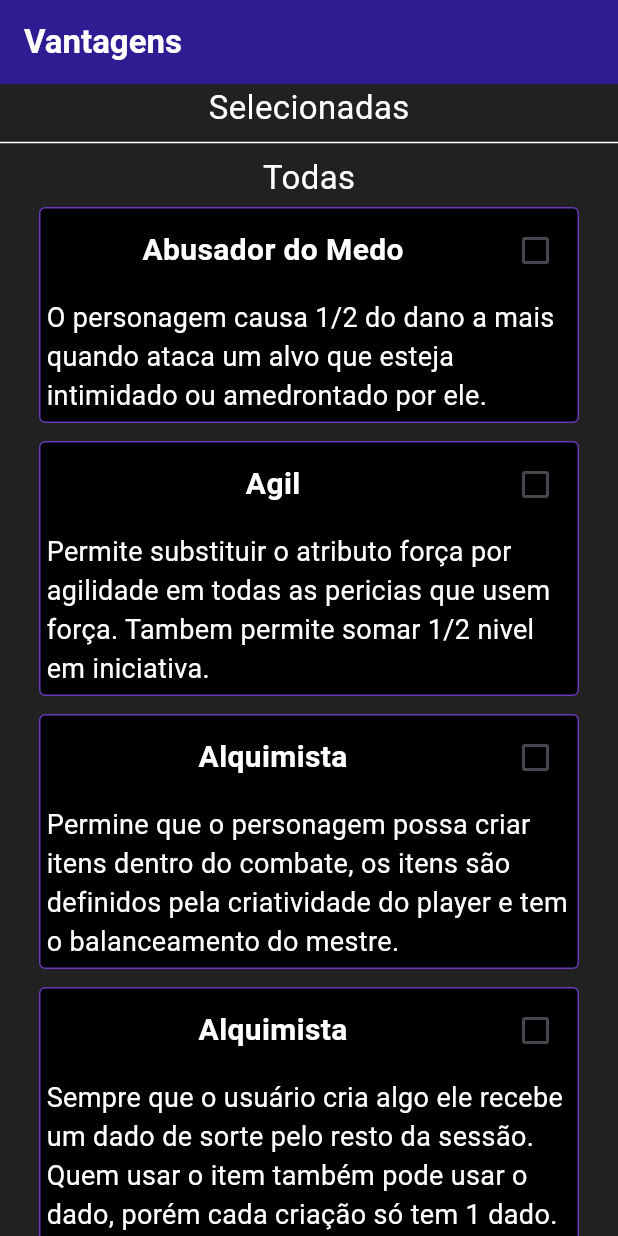
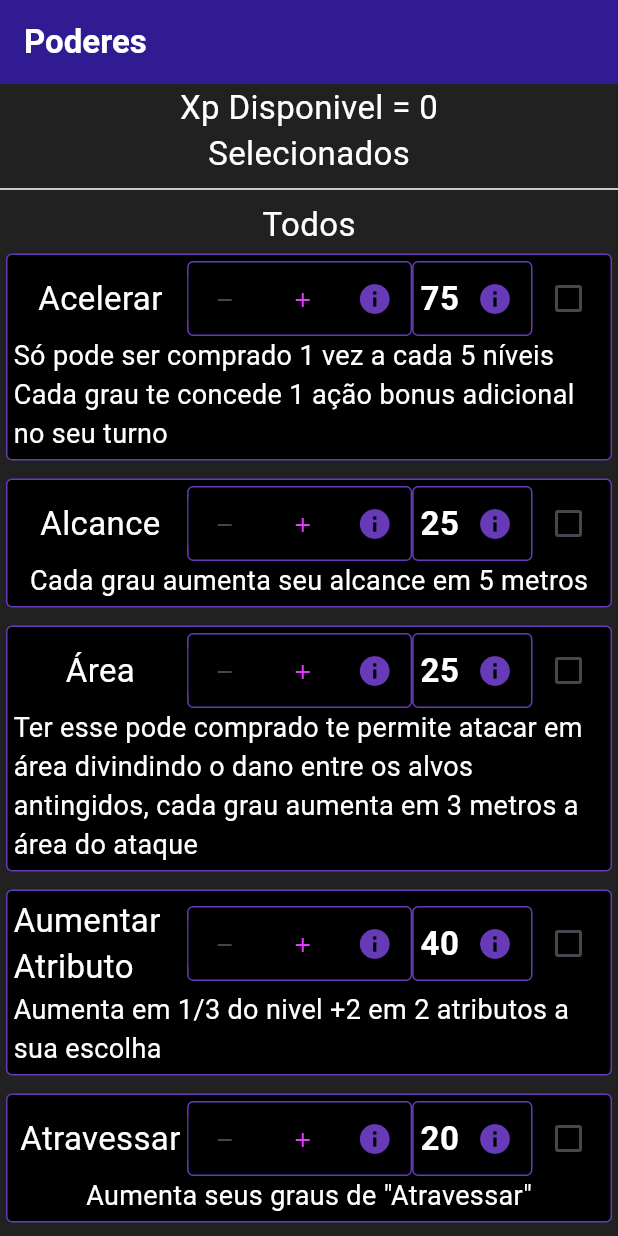
Before and after one commit to HugoGuilhermeSilva/FichasRPG, a Flutter app: the screen it shows after launch, on a phone screen of 412 x 824 dp. Run offline on Flutter 3.47's test engine with Material 3 defaults, Android fonts, the phone set to English and light mode, and no system bars; drawn by our look-alikes of flutter_spinbox.

Commit message:
tela de poderes v1 pronta.

```diff
--- /dev/null
+++ b/devtools_options.yaml
@@ -0,0 +1,3 @@
+description: This file stores settings for Dart & Flutter DevTools.
+documentation: https://docs.flutter.dev/tools/devtools/extensions#configure-extension-enablement-states
+extensions:
--- a/lib/common/power_box_widget.dart
+++ b/lib/common/power_box_widget.dart
@@ -0,0 +1,128 @@
+import 'package:flutter/material.dart';
+import 'package:flutter_spinbox/material.dart';
+
+class PowerCards extends StatelessWidget{
+  final String name;
+  final String description;
+  final bool selected;
+  final int cost;
+  final ValueChanged<bool?> onChanged;
+
+  const PowerCards({
+    required this.name,
+    required this.description,
+    required this.cost,
+    required this.selected,
+    required this.onChanged,
+    super.key
+});
+  @override
+  Widget build(BuildContext context){
+    return Container(
+      padding: EdgeInsets.all(4),
+      margin: EdgeInsets.all(4),
+      decoration: BoxDecoration(
+        border: Border.all(color: Colors.deepPurple),
+        borderRadius: BorderRadius.circular(4),
+        color: Colors.black
+      ),
+      child: Column(
+        mainAxisAlignment: MainAxisAlignment.start,
+        children: [
+          ConstrainedBox(
+            constraints: BoxConstraints(
+              maxWidth: 400,
+            ),
+            child: Row(
+              children: [
+                Expanded(child: Center(
+                  child: Text(name,style: TextStyle(color: Colors.white, fontSize: 22),),
+                )),
+                Container(
+                  margin: EdgeInsets.all(0),
+                  padding: EdgeInsets.all(0),
+                  decoration: BoxDecoration(
+                    borderRadius: BorderRadius.circular(4),
+                    border: Border.all(color: Colors.deepPurple),
+                    color: Colors.black
+                  ),
+                  child: Row(
+                    mainAxisAlignment: MainAxisAlignment.start,
+                    children: [
+                      SizedBox(
+                        width: 100,
+                        height: 30,
+                        child: SpinBox(
+                          min: 0,
+                          max: 500,
+                          step: 1,
+                          decimals: 0,
+                          showButtons: true,
+                          textStyle: TextStyle(color: Colors.white, fontSize: 16,),
+                          iconColor: WidgetStateProperty.all(Colors.purpleAccent),
+                          iconSize: 16,
+                          spacing: 0,
+                          textAlign: TextAlign.center,
+                          decoration: InputDecoration(
+                          border: InputBorder.none,
+                          enabledBorder: InputBorder.none,
+                          focusedBorder: InputBorder.none,
+                          filled: true,
+                          fillColor: Colors.black,
+                          contentPadding: EdgeInsets.symmetric(vertical: 16, horizontal: 0),
+                        ),
+                        ),
+                      ),
+                      Tooltip(
+                        message: 'Graus comprados',
+                        child: IconButton(onPressed: (){}, icon: Icon(Icons.info, color: Colors.deepPurple,)),
+                      ),
+                    ],
+                  )
+                ),
+                Container(
+                margin: EdgeInsets.all(0),
+                padding: EdgeInsets.all(0),
+                decoration: BoxDecoration(
+                borderRadius: BorderRadius.circular(4),
+                border: Border.all(color: Colors.deepPurple),
+                color: Colors.black
+                ),
+                  child: Row(
+                    mainAxisAlignment: MainAxisAlignment.start,
+                    children: [
+                      SizedBox(width: 4.5,),
+                      Text(cost.toString(), style: TextStyle(fontSize: 22, fontWeight: FontWeight.bold, color: Colors.white),),
+                      Tooltip(
+                        message: 'Custo',
+                        child: IconButton(onPressed: (){}, icon: Icon(Icons.info, color: Colors.deepPurple,)),
+                      ),
+                    ],
+                  ),
+                ),
+                Checkbox(value: selected, onChanged: onChanged),
+              ],
+            ),
+          ),
+          ConstrainedBox(constraints: BoxConstraints(
+            maxWidth: 400,
+          ),
+            child: Text(description, style: TextStyle(color: Colors.white, fontSize: 18),),
+          )
+        ],
+      ),
+    );
+  }
+}
+class Powers{
+  final String name;
+  final String description;
+  final int cost;
+  bool selected;
+  Powers({
+    required this.name,
+    required this.description,
+    required this.cost,
+    this.selected = false,
+});
+}
--- a/lib/main.dart
+++ b/lib/main.dart
@@ -1,3 +1,4 @@
+import 'package:fichas/screens/atributes_screen.dart';
 import 'package:flutter/material.dart';
 //import 'package:provider/provider.dart';
 //import 'package:fichas/models/atributes.dart';
@@ -6,6 +7,8 @@ import 'package:fichas/common/attribute_box_widget.dart';
 import 'package:fichas/common/expertise_box_widget.dart';
 import 'package:fichas/common/advantages_widget.dart';
 import 'package:fichas/screens/advantagens_screen.dart';
+import 'package:fichas/screens/powers_screen.dart';
+import 'package:fichas/common/power_box_widget.dart';
 
 void main() {
   runApp(MyApp());
@@ -18,7 +21,7 @@ class MyApp extends StatelessWidget{
     return MaterialApp(
       title: 'teste',
       theme: ThemeData(primaryColor: Colors.white),
-      home: const AdvantagesScreen(),
+      home: const PowerScreen(),
     );
   }
 }
--- /dev/null
+++ b/lib/screens/powers_screen.dart
@@ -0,0 +1,160 @@
+import 'package:flutter/material.dart';
+import 'package:fichas/common/power_box_widget.dart';
+
+class PowerScreen extends StatefulWidget{
+  const PowerScreen({super.key});
+  @override
+  State<PowerScreen> createState() => _PowerScreenState();
+}
+class _PowerScreenState extends State<PowerScreen>{
+  List<Powers> allPowers = [
+    Powers(name: 'Acelerar', description: 'Só pode ser comprado 1 vez a cada 5 níveis\nCada grau te concede 1 ação bonus adicional no seu turno', cost: 75),
+    Powers(name: 'Alcance', description: 'Cada grau aumenta seu alcance em 5 metros', cost: 25),
+    Powers(name: 'Área', description: 'Ter esse pode comprado te permite atacar em área divindindo o dano entre os alvos antingidos, cada grau aumenta em 3 metros a área do ataque', cost: 25),
+    Powers(name: 'Aumentar Atributo', description: 'Aumenta em 1/3 do nivel +2 em 2 atributos a sua escolha', cost: 40),
+    Powers(name: 'Atravessar', description: 'Aumenta seus graus de "Atravessar"', cost: 20),
+    Powers(name: 'Atravessar Resistencias', description: 'Voce consegue ignorar graus de defender do alvo iguais aos seus graus de atravessar', cost: 60),
+    Powers(name: 'Atravessar Ataque', description: 'Com sua reação voce pode ignorar graus de dano de quem estiver te atacando iguais aos seus graus de atravessar', cost: 60),
+    Powers(name: 'Forma da Criatura', description: 'Voce se transforma em uma criatura da ficção recebendo 1/4 do nivel +1 em 2 atributos a sua escolha, tambem recebe seu nivel em graus de dano', cost: 120),
+    Powers(name: 'Passiva da Criatura', description: 'Recebe uma passiva adicional baseada na criatura', cost: 120),
+    Powers(name: 'Habilidade de Criatura', description: 'Recebe uma habilidade da criatura', cost: 120),
+    Powers(name: 'Comunicar', description: 'Voce tem a capacidade de se comunicar de outras formas alem da fala', cost: 10),
+    Powers(name: 'Controlar Densidade', description: 'Limite de compra igual ao nível do personagem\nPermite passar o valor de um atributo para outro usando uma acção bonus para cada ponto passado, o limite desse valor é igual aos graus de denisdade', cost: 80),
+    Powers(name: 'Tecnocinese', description: 'Permite criar uma ou alterar uma maquina usando recursos ao seu redor ou seu proprio corpo(caso seja possivel), o que a maquina faz deve ser combinado com o mestre', cost: 60),
+    Powers(name: 'Mente Cibernética', description: 'Permite que voce invada sistemas com a sua mente substituindo testes de pericia por uma jogada de ataque', cost: 60),
+    Powers(name: 'PEM', description: 'Permite que voce use um ataque que atinge uma área igual aos seus graus de área que causa dano dobrado em qualquer coisa tecnologica e as desliga com um teste de vontade cd inteligencia + 1/2 nivel', cost: 60),
+    Powers(name: 'Pente de RAM', description: 'Faz com que voce tenha um pente de ran que é igual ao dobro da sua inteligencia, ter RAM te permite usar hacks rapidos, voce regenera 1/8 de RAM por tuno por cada grau deste poder', cost: 20),
+    Powers(name: 'Curto Circuito', description: '4 DE RAM\n Usa um ataque para descarregar uma corrente eletrica nos circuitos ou no cerebro do alvo fazendo quem que ele recebe +4 de dano por grau de dano recebido por 1 rodada.', cost: 60),
+    Powers(name: 'Desabilitar Arma', description: '6 DE RAM\nVoce usa um ataque para causar uma interferencia eletrica que pode atingir o cerebro ou os sistemas do alvo fazendo que ele solte a arma que esta usando ou tenha desvantagem em ataques no proximo turno', cost: 60),
+    Powers(name: 'Esgotamento de Sinápse', description: '10 DE RAM\nO alvo faz um teste de vontade contra seu ataque, caso falhe ele perde 10% da vida maxima e metade da sua vontade total até o final do seu proximo turno', cost: 60),
+    Powers(name: 'Reiniciar Optica', description: '6 DE RAM\nVoce cega o alvo fazendo com que tenha vantagem nos ataques contra ele a menos que ele tenha detectar.', cost: 60),
+    Powers(name: 'Defeito de Cibernética', description: '10 DE RAM\nVoce faz um ataque contra a força de vontade do alvo, caso acerte voce desabilita todos os poderes de arvores do alvo por 1 turno.', cost: 60),
+    Powers(name: 'Aprimoramento Cibernetico', description: '4 DE RAM MAXIMA\nRecebe graus de dano iguais aos seus graus de RAM', cost: 60),
+    Powers(name: 'Turbinagem', description: '4 DE RAM\nUsa uma ação bonus para receber 1/4 da sua inteligencia como acerto e 3x ela em vida temporaria por 2 turnos', cost: 60),
+    Powers(name: 'Corta Cura', description: 'Faz com que o alvo cure 1/4 a menos para cada grau comprado', cost: 100),
+    Powers(name: 'Cura', description: 'Usa uma ação para curar em 1d6 para cada grau de cura', cost: 15),
+    Powers(name: 'Dano', description: 'Causa 1d6 de dano para cada grau comprado em um ataque', cost: 15),
+    Powers(name: 'Dano por Turno', description: 'Causa 1d4 de dano no alvo toda vez que um turno se passa no combrat por até 1/4 dos graus comprados de dano por turno de vezes', cost: 15),
+    Powers(name: 'Defender', description: 'Reduz o dano recebido de um ataque em 2 para cada grau comprado', cost: 15),
+    Powers(name: 'Desintegrar', description: 'Permite ao usuário destruir equipamentos dos inimigos mais facilmente, caso o ataque passe da vontade do criador +10 + o tier do item ele é destruido', cost: 100),
+    Powers(name: 'Clone', description: 'Permite ao usuário criar um cole de si mesmo, que possui metade da sua ficha', cost: 600),
+    Powers(name: 'Substituição', description: 'Permite fazer com que seu clone recebe todos os ataques por voce, caso seu clone seja destruido dessa forma ele não pode mais ser refeito até o final da cena', cost: 400),
+    Powers(name: 'Auxiliar', description: 'Pode abrir mão das ações do clone para ter vantagem nas suas até o final do turno', cost: 400),
+    Powers(name: 'Desacelerar', description: 'O alvo perde 1 de esquiva / bloqueio por rodada', cost: 100),
+    Powers(name: 'Desacordar', description: 'Caso seu ataque seja um critico voce pode fazer com que o alvo role um teste de vontade caso falhe ele dorme por 1 rodada.', cost: 100),
+    Powers(name: 'Detectar', description: 'Te permite enxergar por todo seu alcance coisas relacionadas ao seu poder.', cost: 100),
+    Powers(name: 'Esconder', description: 'Voce pode com uma reação se esconder por 1 rodada não podendo ser alvo de nd ate ela acabar.(teste de furtuvidade).', cost: 100),
+    Powers(name: 'Paralizar', description: 'Caso seu ataque seja um critico pode givar o dano do critico para tentar paralizar o alvo, fazendo que ele faça um teste de vontade caso falhe ele fica paralizado por 1 rodada.', cost: 100),
+    Powers(name: 'Escalonamento', description: 'Permite que voce defina uma condição em conjunto com o mestre, toda vez que essa condição é cumprida voce recebe graus em até 2 poderes a sua escolha.\nMenos escalonamento, acerto, bloqueio, esquiva, combate mental, e nenhum atributo a não ser vigor', cost: 80),
+    Powers(name: 'Imunidade', description: 'Permite que voce escolha um tipo de dano ppara cada grau desse poder comprado, voce passa a receber metade do dano deles', cost: 80),
+    Powers(name: 'Teleporte', description: 'Permite ao usuario se teleportar usando seus graus de alcance ou mover-se como distancia maxima. Tambem permite que o usuario leve pessoas com ele com a mesma regra de mover algo.', cost: 80),
+    Powers(name: 'Manipulação Elemental', description: 'Representa seus graus de Manipulação Elementalç', cost: 50),
+    Powers(name: 'Golpe elemental', description: 'Permite aplicar seu poder elemental em seu ataque aplicando metade dos seus graus de manipulação elemental no dano. (Manipulação 6 adiciona 3d6 no dano)', cost: 80),
+    Powers(name: 'Aprimoramento elemental', description: 'Permite o personagem aprimorar seus ataques mais ainda somando o dobro de seus graus em Dano fixo (Manipulação 5 soma 10 no dano fixo)', cost: 80),
+    Powers(name: 'Esfera elemental', description: 'Aumenta o multiplicador de critico em 1', cost: 80),
+    Powers(name: 'Prisão elemental', description: 'O personagem pode fazer um ataque contra a esquiva do personagem para restringi-lo com o elemento. Caso acerte o alvo fica preso tendo seu movimento zerado, perde suas reações e ele fica limitada a uma ação por turno. O alvo pode fazer um Clash de ataque contra o personagem para se libertar no começo de seu turno, caso ele ganhe ele se liberta e seu turno segue normalmente, caso ele perca ele permanece preso.', cost: 80),
+    Powers(name: 'Fisiologia elemental', description: 'Permite ao personagem transformar seu corpo no elemento para evitar ataques ou se esgueirar por locais pequenos. O personagem pode gastar sua reação para diminuir seu grau de manipulação elemental na rolagem de dano de um inimigo que tenha o acertado.', cost: 80),
+    Powers(name: 'Zona elemental', description: 'Permite o personagem moldar o ambiente ao redor para potencializar seu poder elemental. O personagem pode gastar uma ação bônus para criar uma área de 6 metros + seu grau de área caso tenha. Dentro da área ele recebe os seguintes benefícios: Recebe Mover-se e Defender iguais seus graus de manipulação elemental.', cost: 80),
+    Powers(name: 'Consumir elemento', description: 'Permite usar uma ação para se curar em 5 por grau de manipulação elemental.', cost: 80),
+    Powers(name: 'Moldar grandes quantidades', description: 'O personagem pode controlar grandes quantidade do elemento e manipular o estado da matéria do elemento para criar pontes, mover o elemento ou apagar ele, objetos e abrir caminhos na área com o elemento. O personagem recebe graus de Alcance ou Área de efeito igual ao grau de manipulação elemental.', cost: 80),
+    Powers(name: 'Barreira elemental', description: 'Permite gastar uma reação para criar uma barreira com seu elemental para você ou um aliado dando a ele 5 de vida temporária por grau de manipulação durante 1 turno.', cost: 80),
+    Powers(name: 'Mestre elemental', description: 'O controle do elemento do personagem é elevado a seu potencial maior concedendo ao personagem uma habilidade elemental única ao elemento controlado.', cost: 80),
+    Powers(name: 'Gravidade', description: 'Representa seus graus de gravidade comprados, lembrando que cada poder tambem conta como 1 grau', cost: 40),
+    Powers(name: 'Aumento de Força G', description: 'Sempre que seu ataque atinge o alvo ele perde 1/4 do deslocamento.', cost: 80),
+    Powers(name: 'Manipulação Gravitacional', description: 'Permite o personagem manipular a gravidade ao seu redor a vontade recebendo metade dos seus graus de gravidade em mover algo.', cost: 80),
+    Powers(name: 'Amplificação Gravitacional', description: 'Recebe graus de dano iguais a metade dos seus graus de gravidade.', cost: 80),
+    Powers(name: 'Agravamento', description: 'Recebe dano fixo igual a sua manipulação gravitacional total.', cost: 80),
+    Powers(name: 'MUGEN', description: 'O personagem pode usar sua reação para criar uma barreira invisível entre ele e seu oponente bloqueando completamente o dano de 1 ataque.', cost: 80),
+    Powers(name: 'Ancora Gravitacional', description: 'Recebe metade da sua manipulação gravitacional em mover-se.', cost: 80),
+    Powers(name: 'Gravidade Pessoal', description: 'Recebe defender igual a metade dos seus graus de gravidade.', cost: 80),
+    Powers(name: 'Mover-se', description: 'Cada grau aumenta seu deslocamento em 5 metros', cost: 25),
+    Powers(name: 'Mover-Algo', description: 'Permite que voce carregue coisas com seu poder, voce pode carregar 1 coisa de tamanho até médio por grau de mover algo, a distancia que voce pode mover é igual ao seu alcance, sua área ou seu deslocamento', cost: 25),
+    Powers(name: 'Voar', description: 'Recebe deslocamento de voo igual ao seu normal', cost: 20),
+    Powers(name: 'Pular', description: 'Permite que voce pule até 2x o seu deslocamento usando 1 ação de movimento', cost: 20),
+    Powers(name: 'Percepção Acelerada', description: 'Recebe 1/5 do seu mover-se em prontidão e procurar.', cost: 80),
+    Powers(name: 'Reflexos Melhorados', description: 'Recebe +1 de Atravessar e iniciativa a cada 3 de mover-se.', cost: 80),
+    Powers(name: 'Força de Aceleração', description: 'Recebe 1/8 da agilidade em reações e ações bônus.', cost: 80),
+    Powers(name: 'Pensamento Rapido', description: 'Recebe 1/4 do mover-se em testes de inteligencia.', cost: 80),
+    Powers(name: 'Imparavel', description: 'Quando alvo de um efeito que diminui seu deslocamento recebe 1 ação de movimento adicional e o efeito é cortado pela metade.', cost: 80),
+    Powers(name: 'Metamorfose', description: 'Permite o personagem assumir formas que podem auxiliar ele durante a luta.\n\nForma Ágil: Voce recebe 1/2+2 nível em agilidade.\nForma Feroz: Voce recebe 1/2+2 nível em força.\nForma Resistente: Voce recebe seu nível em bloqueio / esquiva.\nForma Sorrateira: Voce recebe a habilidade de usar o ataque furtivo do ladino alem de 1/3+2 nível de acerto.\nForma Veloz: Voce recebe mover-se igual ao seu nível e 1/3+2 nível em acerto.', cost: 50),
+    Powers(name: 'Anular', description: 'Permite que voce anule 1/4 dos graus de um poder de um inimigo sempre que atinge ele', cost: 100),
+    Powers(name: 'Regeneração', description: 'Permite que voce se cure em 1 para cada grau de regeneração toda vez que um turno se passa no combate', cost: 15),
+    Powers(name: 'Tranferir', description: 'Com uma ação bonus voce pode transferir 1 grau de um poder para outro, voce pode fazer isso até o seu grau de transferir de vezes', cost: 25),
+    Powers(name: 'Som', description: 'Representa quantos graus de som voce tem comprado', cost: 40),
+    Powers(name: 'Aceleração Sonora', description: 'Recebe mover-se igual ao seu grau de som.', cost: 80),
+    Powers(name: 'Intensificação Sonora', description: 'Recebe graus de dano iguais aos seus graus de som.', cost: 80),
+    Powers(name: 'Reverberação', description: 'Para cada alvo atingido no ataque o dano aumenta em 1/4.', cost: 80),
+    Powers(name: 'Anulação Sonora', description: 'Os alvos atingidos pelos seus ataques perdem 1 de percepção por rodada conforme perdem a audição.', cost: 80),
+    Powers(name: 'Silenciar', description: 'O alvo faz um teste de prontidão. Caso falhe ele fica silenciado, caso ele tente falar ele recebe 1 ataque seu com dano maximizado.', cost: 80),
+    Powers(name: 'Anulação Sonora', description: 'Recebe 1/4 dos seus graus de som em furtividade.', cost: 80),
+    Powers(name: 'Ecolocalização', description: 'Recebe 1/6 dos graus de som em procurar, rastrear e prontidão.', cost: 80),
+    Powers(name: 'Terremoto', description: 'Caso seu ataque seja um crítico pode converter esse crítico para um terremoto causando o dano dele em uma área igual seu grau de som.', cost: 80),
+    Powers(name: 'Tempo', description: "Representa quantos graus de tempo voce tem comprados", cost: 40),
+    Powers(name: 'Existência Fora do Fluxo', description: 'O personagem é imune a mudanças na linha do tempo e sabe quando elas acontecem.', cost: 100),
+    Powers(name: 'Rebobinar', description: 'Pode gastar todo seu turno para voltar a como estava no inicio do combate. (1 vez por combate)', cost: 100),
+    Powers(name: 'Quebra no tempo', description: 'Permite ao usuário causar dano adicional em todos os ataques igual ao seu grau de tempo.', cost: 100),
+    Powers(name: 'Prever', description: 'O player pode tentar adivinhar algo na sessão. Se de fato acontecer, recebe 1 ponto heroico.', cost: 100),
+    Powers(name: 'Isolamento Temporal', description: 'Com uma ação voce se para no tempo, não podendo agir mas também não podendo ser alvejado até que ele acabe. Dura até 6 turnos.', cost: 100),
+    Powers(name: 'Congelamento Temporal', description: 'Pode gastar todo seu turno para parar o inimigo no tempo por até 1 minuto.', cost: 100),
+    Powers(name: 'Postura Defensiva', description: 'Permite usar uma ação e receber +2 de bloqueio e esquiva até o final da cena', cost: 40),
+    Powers(name: 'Resistir', description: 'Permite ao personagem que continue de pe depois de sua vida cair a baixo de 0 enquanto estiver consciente e em combate, o personagem pode resistir a até 1/4 da vida negativa por grau comprado', cost: 150),
+    Powers(name: 'Sentidos Melhorados', description: 'O personagem aumenta em 1/3 do nivel seu bonus em todas as pericias pelo resto da ceno ou entrar em combate', cost: 80),
+    Powers(name: 'Telecinese', description: 'Representa seus graus comprados de Telecinese', cost: 40),
+    Powers(name: 'Proteção', description: 'Recebe defender igual a metade dos graus de telecinese.', cost: 80),
+    Powers(name: 'Agressão', description: 'Recebe dano igual a metade dos graus de telecinese.', cost: 80),
+    Powers(name: 'Mente Afiada', description: 'Permite somar a inteligência ou vontade como dano fixo nos ataques.', cost: 80),
+    Powers(name: 'Detecção Aprimorada', description: 'Voce não pode ser surpreendido.', cost: 80),
+    Powers(name: 'Chamado de Arma', description: 'Pode convocar sua arma de qualquer lugar.', cost: 80),
+    Powers(name: 'Telepatico', description: 'Permite conversar com qualquer pessoa por pensamento, também permite fazer um clash contra o alvo, se passar pode ler suas memorias pelo restante do turno.', cost: 80),
+    Powers(name: 'Vampirismo', description: 'Permite se curar em 1/4 do dano causado por grau de vampirismo', cost: 100),
+  ];
+  @override
+  Widget build(BuildContext context){
+    final selected = allPowers.where((a) => a.selected).toList();
+    final general = allPowers.where((a) => !a.selected).toList();
+    return Scaffold(
+      appBar: AppBar(title: Text('Poderes', style: TextStyle(color: Colors.white, fontWeight: FontWeight.bold,),),backgroundColor: Colors.deepPurple[900],),
+      backgroundColor: Colors.grey[900],
+      body: SingleChildScrollView(
+        child: Column(
+          children: [
+            Text('Xp Disponivel = 0', style: TextStyle(color: Colors.white, fontSize: 22,),textAlign: TextAlign.end,),
+            Text('Selecionados', style: TextStyle( color: Colors.white, fontSize: 22),),
+            Wrap(
+                spacing: 4,
+                runSpacing: 4,
+                children: selected.map((a) =>
+                    PowerCards(
+                      name: a.name,
+                      cost: a.cost,
+                      description: a.description,
+                      selected: a.selected,
+                      onChanged: (val){
+                        setState(() => a.selected = val ?? false);
+                      },
+                    )
+                ).toList()
+            ),
+            Divider(color: Colors.white,),
+            Text('Todos', style: TextStyle(color: Colors.white, fontSize: 22),),
+            Wrap(
+                spacing: 4,
+                runSpacing: 4,
+                children: general.map((a) =>
+                    PowerCards(
+                      name: a.name,
+                      description: a.description,
+                      selected: a.selected,
+                      cost: a.cost,
+                      onChanged: (val){
+                        setState(() => a.selected = val ?? false);
+                      },
+                    )
+                ).toList()
+            ),
+          ],
+        ),
+      ),
+    );
+  }
+}
--- a/pubspec.yaml
+++ b/pubspec.yaml
@@ -33,6 +33,7 @@ dependencies:
   # The following adds the Cupertino Icons font to your application.
   # Use with the CupertinoIcons class for iOS style icons.
   cupertino_icons: ^1.0.8
+  flutter_spinbox: ^0.13.1
   provider: ^6.0.5
 
 dev_dependencies:
```
Also changed, not shown: pubspec.lock.
